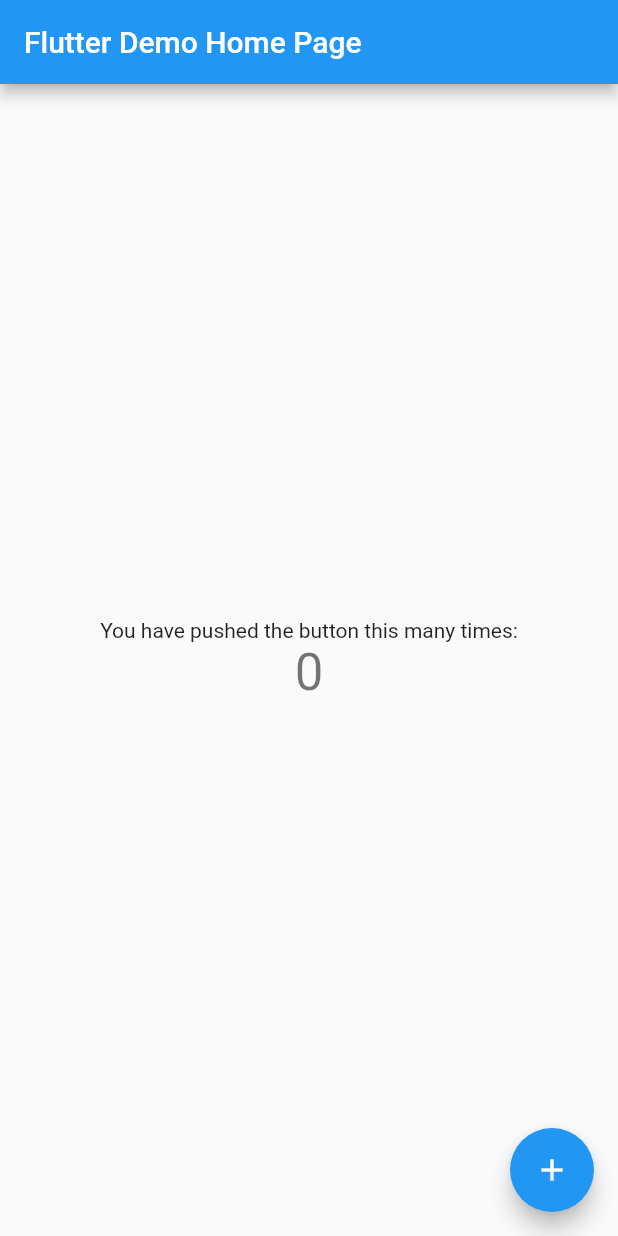
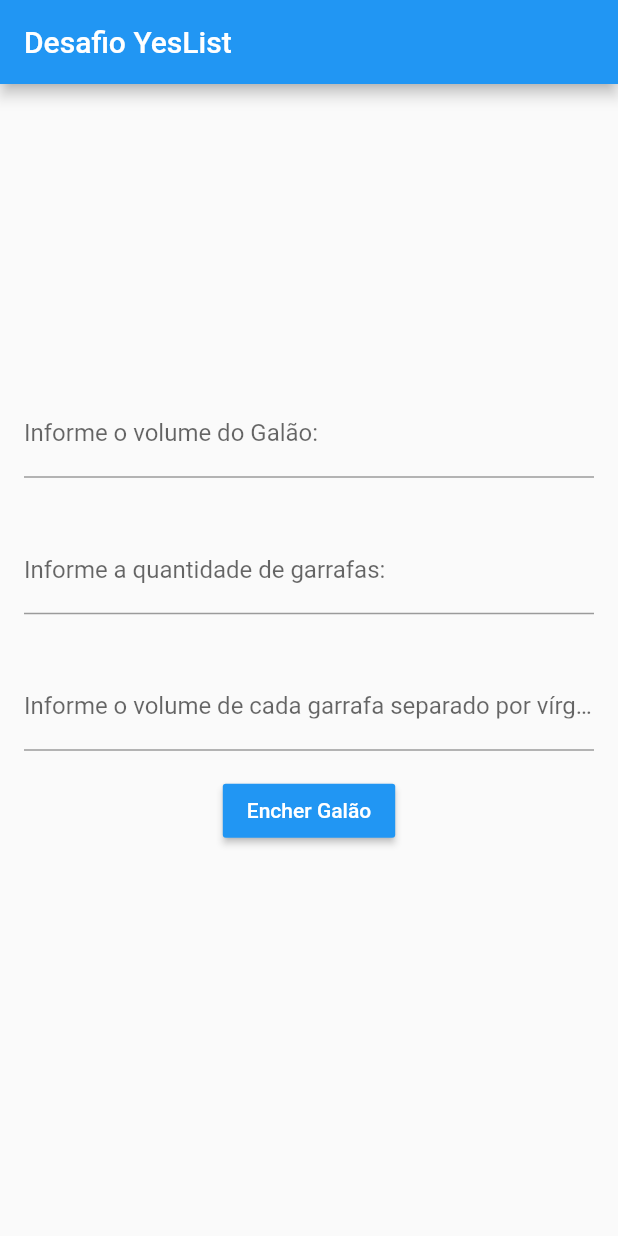
Before and after one commit to MuriloMamede/desafio_yeslist, a Flutter app: the screen it shows after launch, on a phone screen of 412 x 824 dp. Run offline on Flutter 3.47's test engine with Material 2 defaults, Android fonts, the phone set to English and light mode, and no system bars.

Commit message:
interface implemented

```diff
--- a/lib/main.dart
+++ b/lib/main.dart
@@ -1,3 +1,5 @@
+import 'dart:ui';
+
 import 'package:flutter/material.dart';
 
 void main() {
@@ -5,43 +7,21 @@ void main() {
 }
 
 class MyApp extends StatelessWidget {
-  // This widget is the root of your application.
   @override
   Widget build(BuildContext context) {
     return MaterialApp(
       title: 'Flutter Demo',
       theme: ThemeData(
-        // This is the theme of your application.
-        //
-        // Try running your application with "flutter run". You'll see the
-        // application has a blue toolbar. Then, without quitting the app, try
-        // changing the primarySwatch below to Colors.green and then invoke
-        // "hot reload" (press "r" in the console where you ran "flutter run",
-        // or simply save your changes to "hot reload" in a Flutter IDE).
-        // Notice that the counter didn't reset back to zero; the application
-        // is not restarted.
         primarySwatch: Colors.blue,
-        // This makes the visual density adapt to the platform that you run
-        // the app on. For desktop platforms, the controls will be smaller and
-        // closer together (more dense) than on mobile platforms.
         visualDensity: VisualDensity.adaptivePlatformDensity,
       ),
-      home: MyHomePage(title: 'Flutter Demo Home Page'),
+      home: MyHomePage(title: 'Desafio YesList'),
     );
   }
 }
 
 class MyHomePage extends StatefulWidget {
   MyHomePage({Key key, this.title}) : super(key: key);
-
-  // This widget is the home page of your application. It is stateful, meaning
-  // that it has a State object (defined below) that contains fields that affect
-  // how it looks.
-
-  // This class is the configuration for the state. It holds the values (in this
-  // case the title) provided by the parent (in this case the App widget) and
-  // used by the build method of the State. Fields in a Widget subclass are
-  // always marked "final".
 
   final String title;
 
@@ -50,68 +30,92 @@ class MyHomePage extends StatefulWidget {
 }
 
 class _MyHomePageState extends State<MyHomePage> {
-  int _counter = 0;
-
-  void _incrementCounter() {
-    setState(() {
-      // This call to setState tells the Flutter framework that something has
-      // changed in this State, which causes it to rerun the build method below
-      // so that the display can reflect the updated values. If we changed
-      // _counter without calling setState(), then the build method would not be
-      // called again, and so nothing would appear to happen.
-      _counter++;
-    });
-  }
+  TextEditingController _volumeGalaoController = TextEditingController();
+  TextEditingController _qtdGarrafasController = TextEditingController();
+  TextEditingController _garrafasVolumeController = TextEditingController();
+  String garrafas = '';
+  String sobras = '';
+  void _encherGalao() {}
 
   @override
   Widget build(BuildContext context) {
-    // This method is rerun every time setState is called, for instance as done
-    // by the _incrementCounter method above.
-    //
-    // The Flutter framework has been optimized to make rerunning build methods
-    // fast, so that you can just rebuild anything that needs updating rather
-    // than having to individually change instances of widgets.
     return Scaffold(
       appBar: AppBar(
-        // Here we take the value from the MyHomePage object that was created by
-        // the App.build method, and use it to set our appbar title.
         title: Text(widget.title),
       ),
       body: Center(
-        // Center is a layout widget. It takes a single child and positions it
-        // in the middle of the parent.
+        child: SingleChildScrollView(
+          scrollDirection: Axis.vertical,
           child: Column(
-          // Column is also a layout widget. It takes a list of children and
-          // arranges them vertically. By default, it sizes itself to fit its
-          // children horizontally, and tries to be as tall as its parent.
-          //
-          // Invoke "debug painting" (press "p" in the console, choose the
-          // "Toggle Debug Paint" action from the Flutter Inspector in Android
-          // Studio, or the "Toggle Debug Paint" command in Visual Studio Code)
-          // to see the wireframe for each widget.
-          //
-          // Column has various properties to control how it sizes itself and
-          // how it positions its children. Here we use mainAxisAlignment to
-          // center the children vertically; the main axis here is the vertical
-          // axis because Columns are vertical (the cross axis would be
-          // horizontal).
             mainAxisAlignment: MainAxisAlignment.center,
             children: <Widget>[
-            Text(
-              'You have pushed the button this many times:',
+              Padding(
+                padding: const EdgeInsets.all(16.0),
+                child: TextField(
+                  decoration:
+                      InputDecoration(labelText: 'Informe o volume do Galão:'),
+                  controller: _volumeGalaoController,
+                  keyboardType: TextInputType.number,
                 ),
-            Text(
-              '$_counter',
-              style: Theme.of(context).textTheme.headline4,
+              ),
+              Padding(
+                padding: const EdgeInsets.all(16.0),
+                child: TextField(
+                  decoration: InputDecoration(
+                      labelText: 'Informe a quantidade de garrafas:'),
+                  controller: _qtdGarrafasController,
+                  keyboardType: TextInputType.number,
+                ),
+              ),
+              Padding(
+                padding: const EdgeInsets.all(16.0),
+                child: TextField(
+                  decoration: InputDecoration(
+                      labelText:
+                          "Informe o volume de cada garrafa separado por vírgulas \",\""),
+                  controller: _garrafasVolumeController,
+                  keyboardType: TextInputType.number,
+                ),
+              ),
+              RaisedButton(
+                  color: Theme.of(context).primaryColor,
+                  child: Text(
+                    'Encher Galão',
+                    style: TextStyle(color: Colors.white),
+                  ),
+                  onPressed: _encherGalao),
+              SizedBox(
+                height: 10,
+              ),
+              Align(
+                alignment: Alignment.topLeft,
+                child: Padding(
+                  padding: const EdgeInsets.only(left: 16),
+                  child: Text(
+                    garrafas,
+                    style: TextStyle(fontSize: 20),
+                  ),
+                ),
+              ),
+              Align(
+                alignment: Alignment.topLeft,
+                child: Padding(
+                  padding: const EdgeInsets.only(left: 16, top: 16),
+                  child: Text(
+                    sobras,
+                    style: TextStyle(fontSize: 20),
+                  ),
+                ),
               ),
             ],
           ),
         ),
-      floatingActionButton: FloatingActionButton(
+      ),
+      /*floatingActionButton: FloatingActionButton(
         onPressed: _incrementCounter,
         tooltip: 'Increment',
         child: Icon(Icons.add),
-      ), // This trailing comma makes auto-formatting nicer for build methods.
+      ),*/ // This trailing comma makes auto-formatting nicer for build methods.
     );
   }
 }
```
Lines whose indentation alone changed are shown as unchanged.
